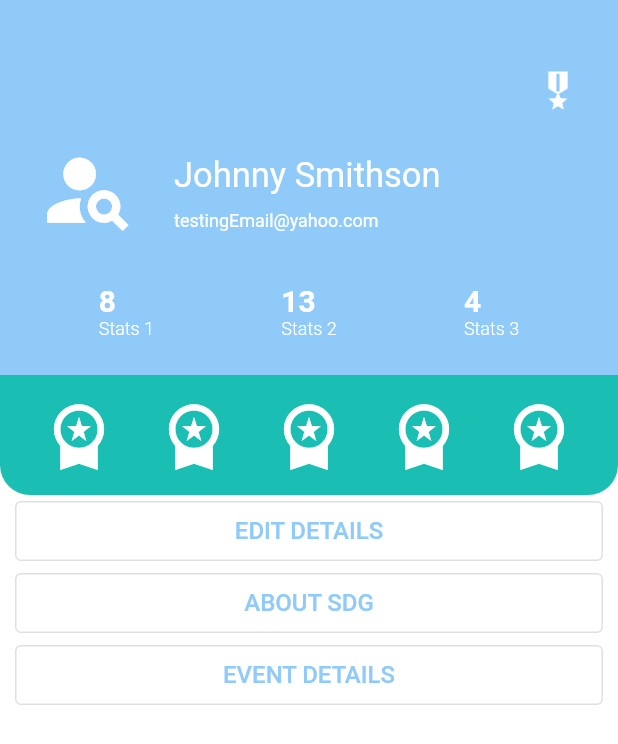
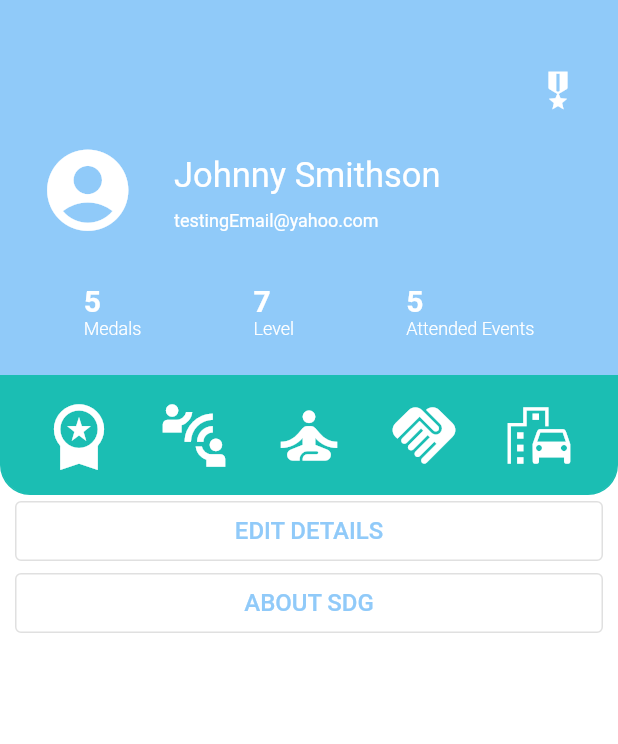
Before and after one commit to Renzzo98/SOSSI-Mobile-App, a Flutter app: the CitizenProfile screen opened directly, on a phone screen of 412 x 824 dp. Shown: the top 744 px of the screen. Run offline on Flutter 3.47's test engine with Material 2 defaults, Android fonts, the phone set to English and light mode, and no system bars; drawn by our look-alikes of auto_size_text; our stand-ins replace flutter_login, font_awesome_flutter, google_maps_flutter; missing offline and left inert: square_percent_indicater.

Commit message:
added event list screen, fix bug for ios for google map, and medal screens

```diff
--- a/lib/main.dart
+++ b/lib/main.dart
@@ -1,10 +1,11 @@
 import 'package:flutter/material.dart';
 import 'package:flutter/services.dart';
-import 'package:sossi_app/screens/eventDetailScreen.dart';
 
+import 'screens/eventDetailScreen.dart';
 import 'screens/challengeScreen.dart';
 import 'screens/homeScreen.dart';
 import 'screens/loginOrganizerScreen.dart';
+import 'screens/myMedalScreen.dart';
 import 'screens/oldLoginScreen.dart';
 import 'screens/orgHomeScreen.dart';
 import 'screens/registrationScreen.dart';
@@ -36,6 +37,7 @@ class MyApp extends StatelessWidget {
             '/detailEvent': (context) => const EventDetailScreen(),
             '/loginOrganizer': (context) => const LoginOrganizerScreen(),
             '/challenges': (context) => const ChallengeScreen(),
+            '/myMedals': (context) => const MyMedalScreen(),
           },
           themeMode: ThemeMode.light,
           theme: ThemeData(
--- a/lib/screens/challengeScreen.dart
+++ b/lib/screens/challengeScreen.dart
@@ -57,7 +57,10 @@ class _ChallengeScreenState extends State<ChallengeScreen> {
                 padding: EdgeInsets.fromLTRB(20, 20, 0, 0),
                 child: Text(
                   "Challenges".toUpperCase(),
-                  style: TextStyle(fontSize: 20),
+                  style: TextStyle(
+                      fontSize: 25,
+                      color: Theme.of(context).primaryColor,
+                      fontWeight: FontWeight.bold),
                 ),
               )
             ],
--- a/lib/screens/citizenProfileScreen.dart
+++ b/lib/screens/citizenProfileScreen.dart
@@ -56,7 +56,7 @@ class _CitizenProfileState extends State<CitizenProfile> {
                     const Padding(
                       padding: EdgeInsets.fromLTRB(25, 10, 25, 0),
                       child: Icon(
-                        Icons.person_search,
+                        Icons.account_circle,
                         color: Colors.white,
                         size: 65,
                       ),
@@ -101,20 +101,20 @@ class _CitizenProfileState extends State<CitizenProfile> {
                       DoubleValuePair(
                         paddingSize: 20,
                         brightness: true,
-                        value1: "8",
-                        value2: "Stats 1",
+                        value1: "5",
+                        value2: "Medals",
                       ),
                       DoubleValuePair(
                         paddingSize: 20,
                         brightness: true,
-                        value1: "13",
-                        value2: "Stats 2",
+                        value1: "7",
+                        value2: "Level",
                       ),
                       DoubleValuePair(
                         paddingSize: 20,
                         brightness: true,
-                        value1: "4",
-                        value2: "Stats 3",
+                        value1: "5",
+                        value2: "Attended Events",
                       ),
                     ],
                   ),
@@ -122,7 +122,9 @@ class _CitizenProfileState extends State<CitizenProfile> {
               ],
             ),
           ),
-          Container(
+          InkWell(
+            onTap: () => Navigator.of(context).pushNamed('/myMedals'),
+            child: Container(
                 height: 80.0,
                 alignment: Alignment.center,
                 decoration: BoxDecoration(
@@ -143,28 +145,29 @@ class _CitizenProfileState extends State<CitizenProfile> {
                         color: Colors.white,
                       ),
                       Icon(
-                      Icons.workspace_premium,
+                        Icons.connect_without_contact,
                         size: 50,
                         color: Colors.white,
                       ),
                       Icon(
-                      Icons.workspace_premium,
+                        Icons.self_improvement,
                         size: 50,
                         color: Colors.white,
                       ),
                       Icon(
-                      Icons.workspace_premium,
+                        Icons.handshake,
                         size: 50,
                         color: Colors.white,
                       ),
                       Icon(
-                      Icons.workspace_premium,
+                        Icons.emoji_transportation,
                         size: 50,
                         color: Colors.white,
                       ),
                     ],
                   ),
                 )),
+          ),
           OutlinedButton(
             onPressed: () {},
             style: OutlinedButton.styleFrom(
@@ -187,17 +190,6 @@ class _CitizenProfileState extends State<CitizenProfile> {
                   fontSize: 16, color: Theme.of(context).backgroundColor),
             ),
           ),
-          OutlinedButton(
-            onPressed: () => Navigator.of(context).pushNamed('/detailEvent'),
-            style: OutlinedButton.styleFrom(
-              minimumSize: Size(dWidth - 20, 40),
-            ),
-            child: Text(
-              "EVENT DETAILS",
-              style: TextStyle(
-                  fontSize: 16, color: Theme.of(context).backgroundColor),
-            ),
-          ),
         ],
       )),
     );
--- a/lib/screens/eventList.dart
+++ b/lib/screens/eventList.dart
@@ -1,5 +1,6 @@
 import 'package:flutter/material.dart';
 
+import '../constants.dart';
 import '../model/Event.dart';
 
 class EventList extends StatefulWidget {
@@ -11,8 +12,7 @@ class EventList extends StatefulWidget {
 }
 
 class _EventListState extends State<EventList> {
-  bool isLoading = true;
-  late List<Event> events;
+  bool isLoading = false;
 
   @override
   Widget build(BuildContext context) {
@@ -24,23 +24,49 @@ class _EventListState extends State<EventList> {
     }
     // ignore: unnecessary_new
     return new Scaffold(
-      appBar: AppBar(
-        title: const Text("Events"),
-      ),
-      backgroundColor: Colors.lightGreen[50],
+      backgroundColor: Colors.grey[100],
       resizeToAvoidBottomInset: false,
       body: ListView.builder(
-        itemCount: events.length,
+        itemCount: Constants.events.length,
         padding: const EdgeInsets.all(12.0),
         itemBuilder: (BuildContext c, int index) {
           return GestureDetector(
               onTap: () {
-                Navigator.of(context)
-                    .pushNamed('/eventDetails', arguments: events[index]);
+                Navigator.of(context).pushNamed('/detailEvent',
+                    arguments: Event(
+                        name: Constants.events[index].name,
+                        description: Constants.events[index].description,
+                        date: Constants.events[index].date,
+                        latitude: Constants.events[index].latitude,
+                        longitude: Constants.events[index].longitude,
+                        dateStart: Constants.events[index].dateStart,
+                        dateEnd: Constants.events[index].dateEnd,
+                        orgID: Constants.events[index].orgID,
+                        orgName: Constants.events[index].orgName,
+                        rsvpNum: Constants.events[index].rsvpNum,
+                        rating: Constants.events[index].rating,
+                        eventID: Constants.events[index].eventID,
+                        isOngoing: Constants.events[index].isOngoing));
               },
               child: Card(
                   child: Column(children: [
-                ListTile(leading: Text(events[index].name))
+                ListTile(
+                  leading: const Icon(
+                    Icons.event_note,
+                    size: 30,
+                  ),
+                  title: Text(Constants.events[index].name),
+                  subtitle: Text(Constants.events[index].orgName),
+                  trailing: Constants.events[index].isOngoing
+                      ? Icon(
+                          Icons.event_available,
+                          color: Theme.of(context).primaryColor,
+                        )
+                      : const Icon(
+                          Icons.event_busy,
+                          color: Colors.redAccent,
+                        ),
+                )
               ])));
         },
       ),
```
Also changed, not shown: lib/components/medal_block.dart (added, +100 -0 lines), lib/constants.dart (+48 -14 lines), lib/model/Event.dart (+8 -1 lines), lib/model/Medal.dart (added, +16 -0 lines), lib/screens/eventDetailScreen.dart (+17 -11 lines), lib/screens/mapScreen.dart (+20 -2 lines), lib/screens/myMedalScreen.dart (added, +85 -0 lines), pubspec.lock, 3 other files. Lines whose indentation alone changed are shown as unchanged.
